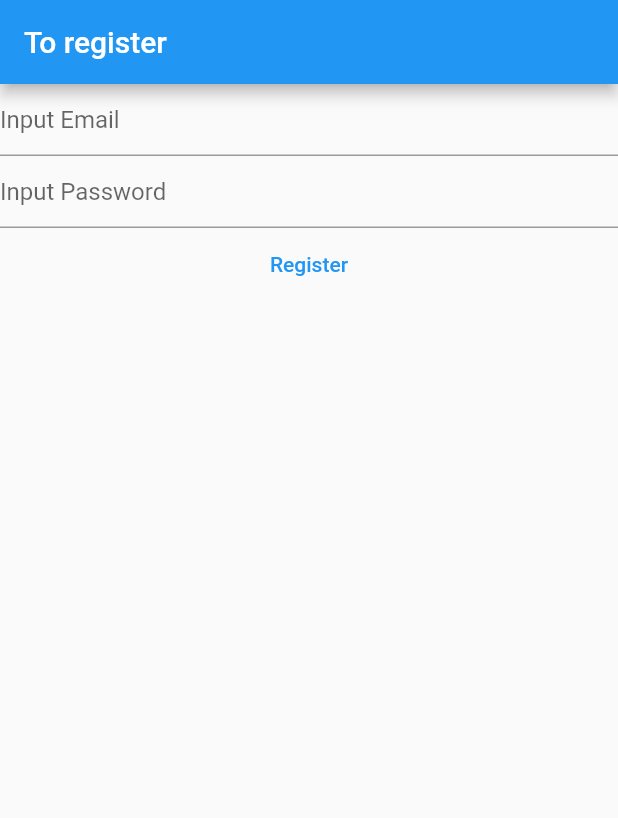
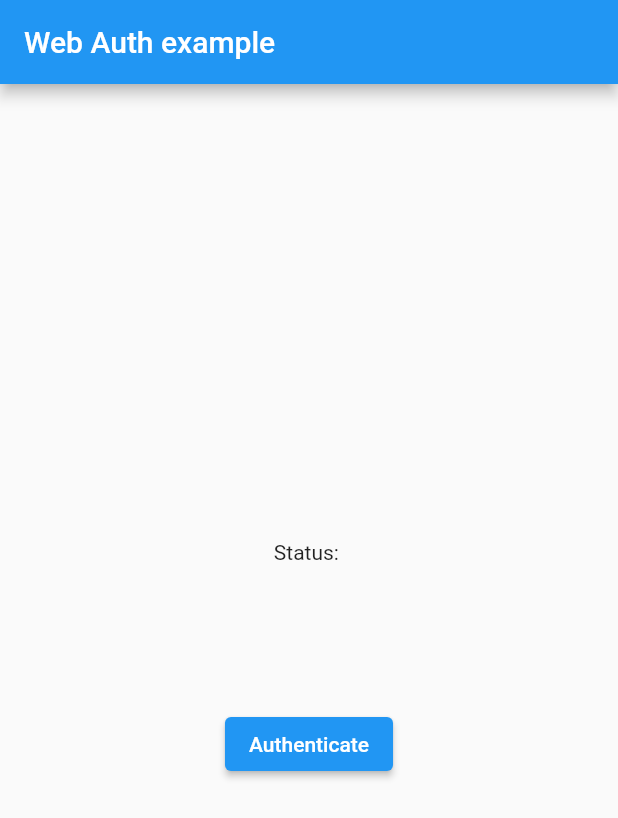
Before and after one commit to ahaddad98/flutter-notes-app, a Flutter app: the screen it shows after launch, on a phone screen of 412 x 824 dp. Shown: the top 818 px of the screen. Run offline on Flutter 3.47's test engine with Material 2 defaults, Android fonts, the phone set to English and light mode, and no system bars; our stand-ins replace firebase_auth, firebase_core, flutter_dotenv; missing offline and left inert: flutter_web_auth; accounts and stored records are empty.

```diff
--- a/lib/main.dart
+++ b/lib/main.dart
@@ -1,15 +1,177 @@
-import 'package:firebase_core/firebase_core.dart';
+// import 'package:firebase_core/firebase_core.dart';
+// import 'package:flutter/material.dart';
+// import 'package:firebase_auth/firebase_auth.dart';
+// import 'package:flutter_application_1/views/login_view.dart';
+// import 'package:flutter_application_1/views/register_view.dart';
+// import 'firebase_options.dart';
+import 'package:flutter_web_auth/flutter_web_auth.dart';
 import 'package:flutter/material.dart';
-import 'package:firebase_auth/firebase_auth.dart';
-import 'package:flutter_application_1/views/login_view.dart';
-import 'package:flutter_application_1/views/register_view.dart';
-import 'firebase_options.dart';
+import 'package:flutter/services.dart';
+import 'dart:async';
+import 'package:flutter_dotenv/flutter_dotenv.dart';
+import 'dart:io' show HttpServer;
 
-void main() {
-  runApp(
-    const MaterialApp(
-      title: 'My app', // used by the OS task switcher
-      home: Registre(),
-    ),
-  );
+const html = """
+<!DOCTYPE html>
+<html>
+<head>
+  <meta charset="utf-8">
+  <title>Grant Access to Flutter</title>
+  <meta name="viewport" content="width=device-width, initial-scale=1">
+  <style>
+    html, body { margin: 0; padding: 0; }
+
+    main {
+      display: flex;
+      flex-direction: column;
+      align-items: center;
+      justify-content: center;
+      min-height: 100vh;
+      font-family: -apple-system,BlinkMacSystemFont,Segoe UI,Helvetica,Arial,sans-serif,Apple Color Emoji,Segoe UI Emoji,Segoe UI Symbol;
+    }
+
+    #icon {
+      font-size: 96pt;
+    }
+
+    #text {
+      padding: 2em;
+      max-width: 260px;
+      text-align: center;
+    }
+
+    #button a {
+      display: inline-block;
+      padding: 6px 12px;
+      color: white;
+      border: 1px solid rgba(27,31,35,.2);
+      border-radius: 3px;
+      background-image: linear-gradient(-180deg, #34d058 0%, #22863a 90%);
+      text-decoration: none;
+      font-size: 14px;
+      font-weight: 600;
+    }
+
+    #button a:active {
+      background-color: #279f43;
+      background-image: none;
+    }
+  </style>
+</head>
+<body>
+  <main>
+    <div id="icon">&#x1F3C7;</div>
+    <div id="text">Press the button below to sign in using your Localtest.me account.</div>
+    <div id="button"><a href="foobar://success?code=1337">Sign in</a></div>
+  </main>
+</body>
+</html>
+""";
+void main() => runApp(MyApp());
+
+class MyApp extends StatefulWidget {
+  @override
+  _MyAppState createState() => _MyAppState();
 }
+
+class _MyAppState extends State<MyApp> {
+  String _status = '';
+
+  @override
+  void initState() {
+    super.initState();
+    startServer();
+  }
+
+  Future<void> startServer() async {
+    final server = await HttpServer.bind('127.0.0.1', 43823);
+
+    server.listen((req) async {
+      setState(() {
+        _status = 'Received request!';
+      });
+      req.response.headers.add('Content-Type', 'text/html');
+      req.response.write(html);
+      req.response.close();
+    });
+  }
+
+  void authenticate() async {
+    final url =
+        'https://api.intra.42.fr/oauth/authorize?client_id=a0e034c0b73832047e8f6275dcb06b917599cc03566a80f9831061357a3595be&redirect_uri=http%3A%2F%2Flocalhost%3A3001%2F42%2Fredirect&response_type=c';
+    final callbackUrlScheme = 'foobar';
+
+    try {
+      // final result = await FlutterWebAuth.authenticate(url: url, callbackUrlScheme: callbackUrlScheme);
+      final result = await FlutterWebAuth.authenticate(
+        url: url,
+        callbackUrlScheme: "foobar://success?code=1337",
+      );
+      setState(() {
+        _status = 'Got result: $result';
+      });
+    } on PlatformException catch (e) {
+      print('amine');
+      // setState(() { _status = 'Got error: $e'; });
+    }
+  }
+
+  @override
+  Widget build(BuildContext context) {
+    return MaterialApp(
+      home: Scaffold(
+        appBar: AppBar(
+          title: const Text('Web Auth example'),
+        ),
+        body: Center(
+          child: Column(
+            mainAxisAlignment: MainAxisAlignment.center,
+            children: <Widget>[
+              Text('Status: $_status\n'),
+              const SizedBox(height: 80),
+              ElevatedButton(
+                child: Text('Authenticate'),
+                onPressed: () {
+                  this.authenticate();
+                },
+              ),
+            ],
+          ),
+        ),
+      ),
+    );
+  }
+}
+
+// void main() {
+//   runApp(
+//     const MaterialApp(
+//       title: 'My app', // used by the OS task switcher
+//       home: HomePage(),
+//     ),
+//   );
+// }
+
+// class HomePage extends StatelessWidget {
+//   const HomePage({super.key});
+
+//   @override
+//   Widget build(BuildContext context) {
+//     return Scaffold(
+//       appBar: AppBar(title: const Text('Home page')),
+//       body: FutureBuilder(
+//         future: Firebase.initializeApp(
+//           options: DefaultFirebaseOptions.currentPlatform,
+//         ),
+//         builder: (context, snapshot) {
+//           switch (snapshot.connectionState) {
+//             case ConnectionState.done:
+//               return const Text('done');
+//             default:
+//               return const Text('Loading...');
+//           }
+//         },
+//       ),
+//     );
+//   }
+// }
--- a/pubspec.yaml
+++ b/pubspec.yaml
@@ -40,6 +40,8 @@ dependencies:
   firebase_auth: ^3.11.1
   cloud_firestore: ^3.5.0
   firebase_analytics: ^9.3.7
+  flutter_web_auth: ^0.4.1
+  flutter_dotenv: ^5.0.2
 
 dev_dependencies:
   flutter_test:
```
Also changed, not shown: lib/views/login_view.dart (+12 -9 lines), lib/views/register_view.dart (+6 -2 lines), pubspec.lock, 2 other files.
